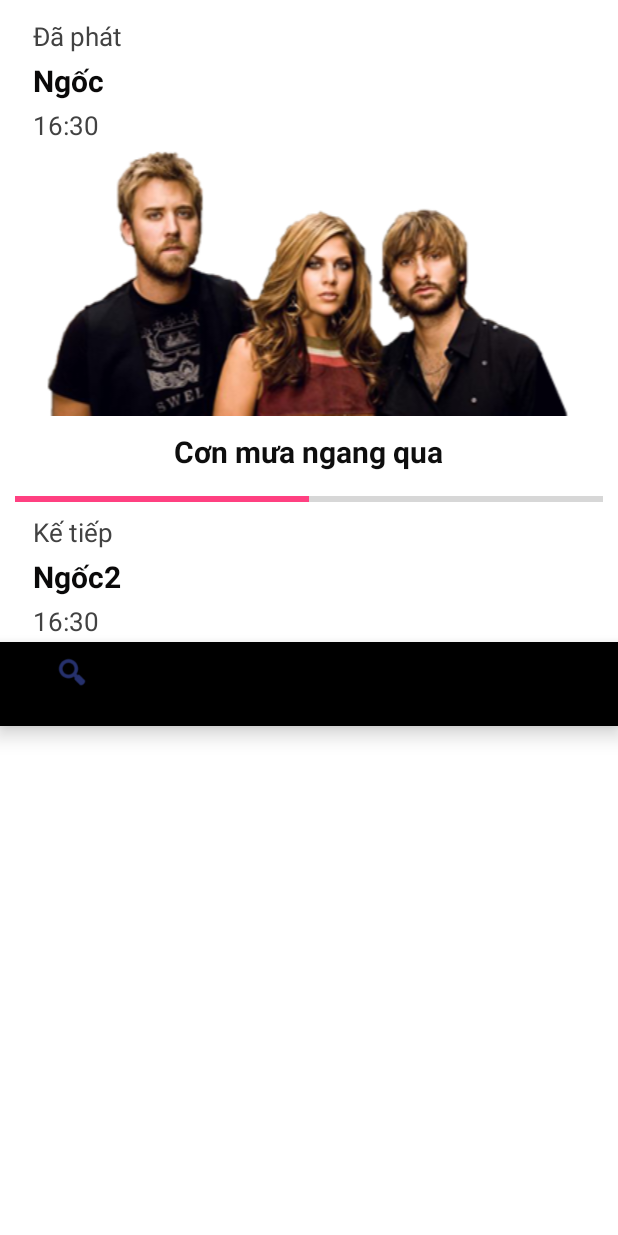
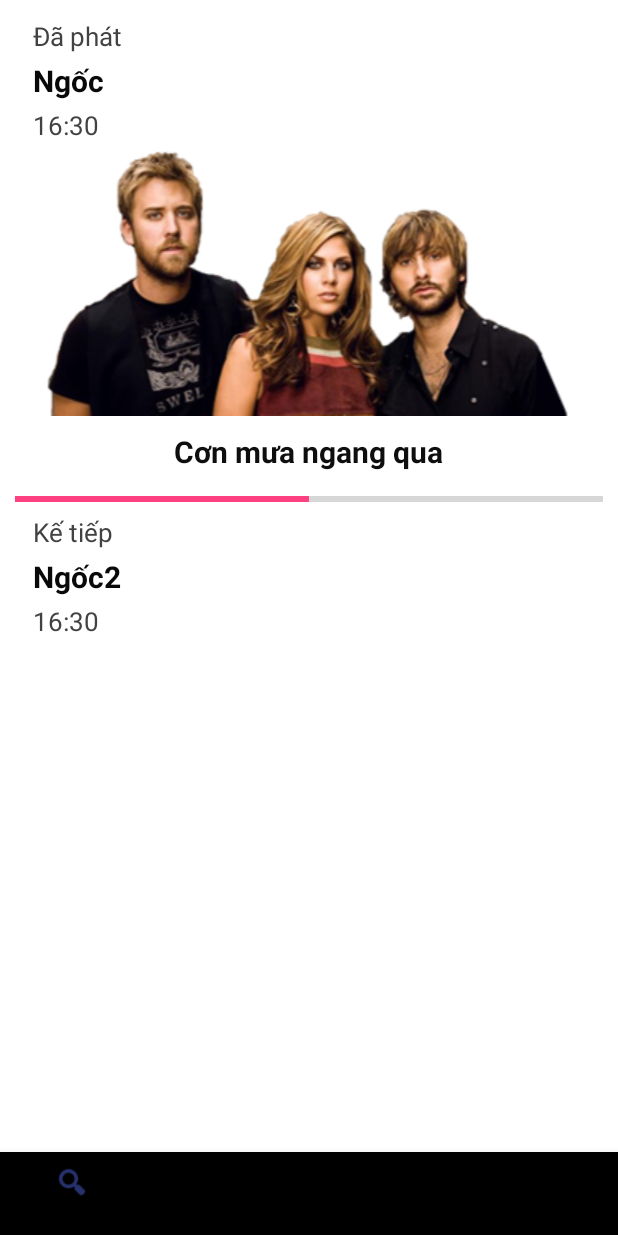
Before and after one commit to VuHoi/GoogleApi, an Android app: the layout activity_danhsachphong.xml on its own in the app's theme, with its tools: preview values and no code run, on a phone screen of 412 x 824 dp. Run offline under Robolectric (Android 15) with nearby library versions, the phone set to English and light mode, and no system bars.

Commit message:
last change

```diff
--- a/GoogleMapAPI/GoogleMapAPI/app/src/main/java/com/example/billy/googlemap_test/update_member.java
+++ b/GoogleMapAPI/GoogleMapAPI/app/src/main/java/com/example/billy/googlemap_test/update_member.java
@@ -12,7 +12,7 @@ public class update_member extends AppCompatActivity {
         super.onCreate(savedInstanceState);
         setContentView(R.layout.activity_update_member);
         getSupportActionBar().setDisplayHomeAsUpEnabled(true);
-        setTitle("Cửa hàng");
+     setTitle("Nguyễn Văn Anh");
     }
 
     @Override
--- a/GoogleMapAPI/GoogleMapAPI/app/src/main/res/layout/activity_danhsachphong.xml
+++ b/GoogleMapAPI/GoogleMapAPI/app/src/main/res/layout/activity_danhsachphong.xml
@@ -1,18 +1,19 @@
 <?xml version="1.0" encoding="utf-8"?>
-<LinearLayout xmlns:android="http://schemas.android.com/apk/res/android"
+<RelativeLayout xmlns:android="http://schemas.android.com/apk/res/android"
     xmlns:app="http://schemas.android.com/apk/res-auto"
     xmlns:tools="http://schemas.android.com/tools"
     android:layout_width="match_parent"
     android:layout_height="match_parent"
     android:orientation="vertical"
     android:background="#ffffff"
+    android:id="@+id/a"
     tools:context="com.example.vukhachoi.musicapp.danhsachphong">
 
     <LinearLayout
         android:paddingLeft="20dp"
         android:paddingTop="10dp"
         android:orientation="vertical"
-
+android:id="@+id/b"
         android:layout_width="wrap_content"
         android:layout_height="wrap_content">
         <TextView
@@ -42,6 +43,8 @@
         android:layout_width="match_parent"
         android:layout_height="wrap_content"
         android:orientation="vertical"
+        android:id="@+id/c"
+        android:layout_below="@+id/b"
         >
         <ImageView
             android:layout_width="match_parent"
@@ -70,7 +73,8 @@
     <LinearLayout
         android:paddingLeft="20dp"
         android:orientation="vertical"
-
+android:layout_below="@+id/c"
+        android:id="@+id/d"
         android:layout_width="wrap_content"
         android:layout_height="wrap_content">
         <TextView
@@ -99,8 +103,10 @@
     <android.support.design.widget.BottomNavigationView
         android:layout_width="wrap_content"
         android:id="@+id/navi"
+android:layout_alignParentBottom="true"
         style="@style/AppTheme"
+
         android:layout_height="wrap_content"
         app:menu="@menu/testnavi"></android.support.design.widget.BottomNavigationView>
 
-</LinearLayout>
+</RelativeLayout>
--- a/GoogleMapAPI/GoogleMapAPI/app/src/main/res/layout/activity_login.xml
+++ b/GoogleMapAPI/GoogleMapAPI/app/src/main/res/layout/activity_login.xml
@@ -30,6 +30,7 @@
         android:layout_below="@+id/matkhau"
         android:layout_centerInParent="true"
         android:text="Đăng nhập"
+        android:id="@+id/btndangnhap"
         android:paddingLeft="30dp"
         android:paddingRight="30dp"
         android:background="@drawable/custom_button"
--- a/GoogleMapAPI/GoogleMapAPI/app/src/main/res/layout/activity_makea_reservation.xml
+++ b/GoogleMapAPI/GoogleMapAPI/app/src/main/res/layout/activity_makea_reservation.xml
@@ -200,6 +200,7 @@ android:layout_below="@+id/container"
         android:id="@+id/navi"
         android:layout_width="wrap_content"
         android:layout_height="wrap_content"
+        android:layout_alignParentBottom="true"
         android:layout_below="@id/book"
         app:menu="@menu/testnavi"></android.support.design.widget.BottomNavigationView>
 </RelativeLayout>
--- a/GoogleMapAPI/GoogleMapAPI/build.gradle
+++ b/GoogleMapAPI/GoogleMapAPI/build.gradle
@@ -7,7 +7,7 @@ buildscript {
         jcenter()
     }
     dependencies {
-        classpath 'com.android.tools.build:gradle:3.0.0-beta2'
+        classpath 'com.android.tools.build:gradle:3.0.0-beta3'
 
 
         // NOTE: Do not place your application dependencies here; they belong
```
Also changed, not shown: GoogleMapAPI/GoogleMapAPI/app/src/main/java/com/example/billy/googlemap_test/IndexUSer.java (+9 -5 lines), GoogleMapAPI/GoogleMapAPI/app/src/main/java/com/example/billy/googlemap_test/changepass.java (+16 -1 lines), GoogleMapAPI/GoogleMapAPI/app/src/main/java/com/example/billy/googlemap_test/login.java (+13 -2 lines), GoogleMapAPI/GoogleMapAPI/app/src/main/java/com/example/billy/googlemap_test/profile.java (+37 -2 lines), GoogleMapAPI/GoogleMapAPI/app/src/main/res/layout/activity_profile.xml (+11 -13 lines), GoogleMapAPI/GoogleMapAPI/gradle/wrapper/gradle-wrapper.properties. Lines whose indentation alone changed are shown as unchanged.
